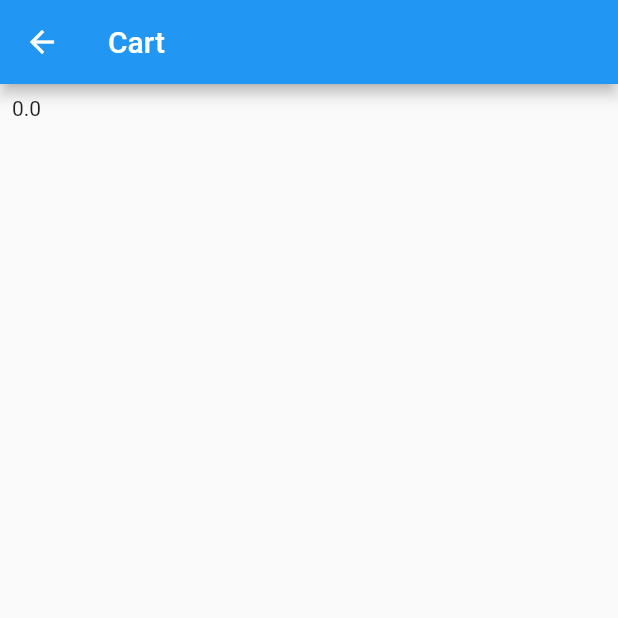
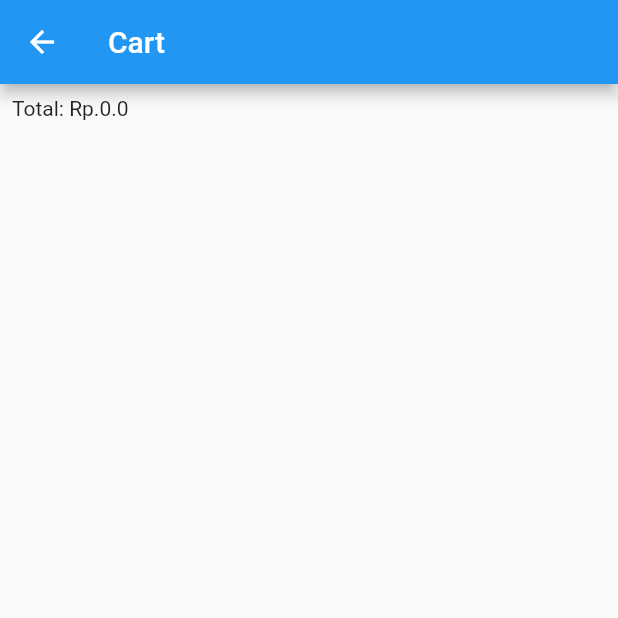
Before and after one commit to Ziedny28/idcamp_project, a Flutter app: the CartPage screen opened directly, on a phone screen of 412 x 824 dp, the top half of it. Run offline on Flutter 3.47's test engine with Material 2 defaults, Android fonts, the phone set to English and light mode, and no system bars; our stand-ins replace flutter_rating_bar.

Commit message:
finishing fitur

```diff
--- a/lib/cart_page.dart
+++ b/lib/cart_page.dart
@@ -54,20 +54,22 @@ class _CartPageState extends State<CartPage> {
                           children: [
                             Expanded(
                                 flex: 1,
-                              child: Image.asset(
-                                "images/${item.imgUrl.toString()}",
+                                child: Image(
+                                  image: AssetImage(
+                                    "assets/images/${item.imgUrl.toString()}",
+                                  ),
                                   alignment: Alignment.centerLeft,
-                              ),
-                            ),
+                                )),
                             Expanded(
                               child: Column(
+                                crossAxisAlignment: CrossAxisAlignment.start,
                                 children: [
                                   Text(
                                     item.name.toString(),
                                     textAlign: TextAlign.left,
                                   ),
                                   Text(
-                                    item.price.toString(),
+                                    "Rp.${item.price.toString()}",
                                     textAlign: TextAlign.left,
                                   ),
                                 ],
@@ -78,8 +80,11 @@ class _CartPageState extends State<CartPage> {
                                 onTap: () {
                                   toggleItemCheckOut(item);
                                 },
-                                    child: const Icon(
-                                        Icons.check_box_outline_blank))),
+                                child: Icon(isItemInCheckOut(item)
+                                    ? Icons.check_box
+                                    : Icons.check_box_outline_blank),
+                              ),
+                            ),
                           ],
                         ),
                       ),
@@ -87,7 +92,7 @@ class _CartPageState extends State<CartPage> {
                   )
                   .toList(),
             ),
-            Text(total.toString())
+            Text("Total: Rp.${total.toString()}")
           ],
         ),
       ),
--- a/lib/home.dart
+++ b/lib/home.dart
@@ -108,7 +108,7 @@ class ItemGridBox extends StatelessWidget {
             clipBehavior: Clip.hardEdge,
             child: Column(
               children: [
-                Image.asset('images/${item.imgUrl}'),
+                Image(image: AssetImage('assets/images/${item.imgUrl}')),
                 Column(
                   children: [
                     Text(item.name),
--- a/lib/item_detail.dart
+++ b/lib/item_detail.dart
@@ -19,7 +19,7 @@ class ItemDetail extends StatelessWidget {
                 height: 250, //mengatur tinggi
                 width: double.infinity, //membuatnya mengikuti ukuran width
                 child: Image.asset(
-                  "images/${item.imgUrl.toString()}",
+                  "assets/images/${item.imgUrl.toString()}",
                   fit: BoxFit.fitWidth, //fitting width
                 ),
               ),
@@ -51,7 +51,8 @@ class ItemDetail extends StatelessWidget {
                   child: Column(
                     children: [
                       ItemVariables(
-                          variable: "Price", value: item.price.toString()),
+                          variable: "Price",
+                          value: "Rp.${item.price.toString()}"),
                       ItemVariables(
                           variable: "Stock", value: item.stock.toString()),
                     ],
```
Lines whose indentation alone changed are shown as unchanged.
